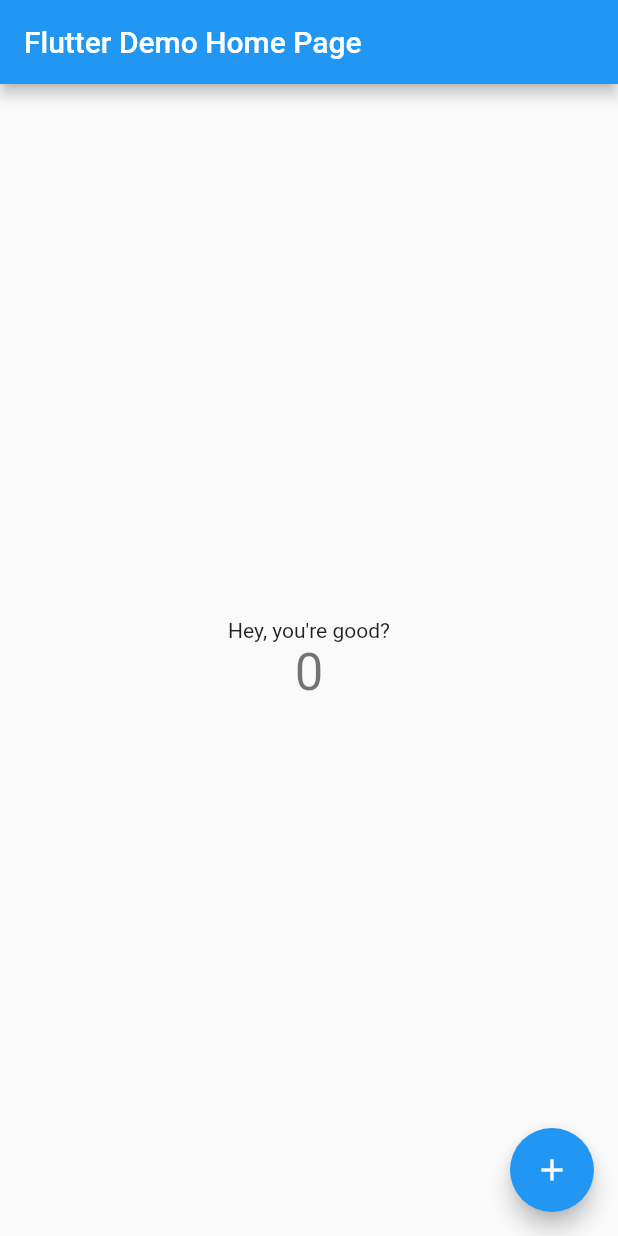
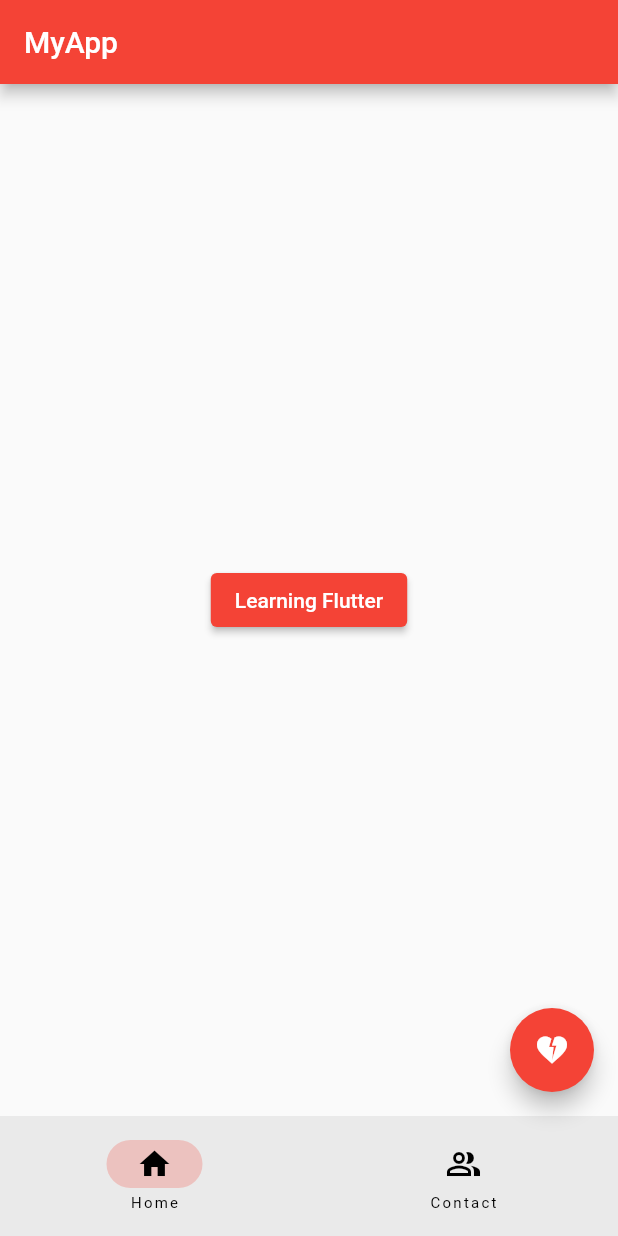
Before and after one commit to soksireyrath/Flutter-project-learning, a Flutter app: the screen it shows after launch, on a phone screen of 412 x 824 dp. Run offline on Flutter 3.47's test engine with Material 2 defaults, Android fonts, the phone set to English and light mode, and no system bars.

Commit message:
Next/Privous Page, Nav, BottonBar, Icon

```diff
--- /dev/null
+++ b/lib/home_page.dart
@@ -0,0 +1,26 @@
+import 'package:flutter/material.dart';
+import 'package:flutter_tesing_project/learning_page.dart';
+
+class HomePage extends StatefulWidget {
+  const HomePage({super.key});
+
+  @override
+  State<HomePage> createState() => _HomePageState();
+}
+
+class _HomePageState extends State<HomePage> {
+  @override
+  Widget build(BuildContext context) {
+    return Center(
+      child: ElevatedButton(
+          onPressed: (() {
+            Navigator.of(context).push(
+              MaterialPageRoute(builder: (context) {
+                return const LearningFlutter();
+              }),
+            );
+          }),
+          child: const Text("Learning Flutter")),
+    );
+  }
+}
--- a/lib/main.dart
+++ b/lib/main.dart
@@ -1,4 +1,5 @@
 import 'package:flutter/material.dart';
+import 'package:flutter_tesing_project/home_page.dart';
 
 void main() {
   runApp(const MyApp());
@@ -7,109 +8,51 @@
 class MyApp extends StatelessWidget {
   const MyApp({super.key});
 
-  // This widget is the root of your application.
   @override
   Widget build(BuildContext context) {
     return MaterialApp(
-      title: 'Flutter Demo',
-      theme: ThemeData(
-        // This is the theme of your application.
-        //
-        // Try running your application with "flutter run". You'll see the
-        // application has a blue toolbar. Then, without quitting the app, try
-        // changing the primarySwatch below to Colors.green and then invoke
-        // "hot reload" (press "r" in the console where you ran "flutter run",
-        // or simply save your changes to "hot reload" in a Flutter IDE).
-        // Notice that the counter didn't reset back to zero; the application
-        // is not restarted.
-        primarySwatch: Colors.blue,
-      ),
-      home: const MyHomePage(title: 'Flutter Demo Home Page'),
+      theme: ThemeData(primarySwatch: Colors.red),
+      debugShowCheckedModeBanner: false,
+      home: const RootPage(),
     );
   }
 }
 
-class MyHomePage extends StatefulWidget {
-  const MyHomePage({super.key, required this.title});
-
-  // This widget is the home page of your application. It is stateful, meaning
-  // that it has a State object (defined below) that contains fields that affect
-  // how it looks.
-
-  // This class is the configuration for the state. It holds the values (in this
-  // case the title) provided by the parent (in this case the App widget) and
-  // used by the build method of the State. Fields in a Widget subclass are
-  // always marked "final".
-
-  final String title;
+class RootPage extends StatefulWidget {
+  const RootPage({super.key});
 
   @override
-  State<MyHomePage> createState() => _MyHomePageState();
+  State<RootPage> createState() => _RootPageState();
 }
 
-class _MyHomePageState extends State<MyHomePage> {
-  int _counter = 0;
-
-  void _incrementCounter() {
-    setState(() {
-      // This call to setState tells the Flutter framework that something has
-      // changed in this State, which causes it to rerun the build method below
-      // so that the display can reflect the updated values. If we changed
-      // _counter without calling setState(), then the build method would not be
-      // called again, and so nothing would appear to happen.
-      _counter++;
-    });
-  }
-
+class _RootPageState extends State<RootPage> {
+  int currentPage = 0;
   @override
   Widget build(BuildContext context) {
-    // This method is rerun every time setState is called, for instance as done
-    // by the _incrementCounter method above.
-    //
-    // The Flutter framework has been optimized to make rerunning build methods
-    // fast, so that you can just rebuild anything that needs updating rather
-    // than having to individually change instances of widgets.
     return Scaffold(
       appBar: AppBar(
-        // Here we take the value from the MyHomePage object that was created by
-        // the App.build method, and use it to set our appbar title.
-        title: Text(widget.title),
+        title: const Text("MyApp"),
       ),
-      body: Center(
-        // Center is a layout widget. It takes a single child and positions it
-        // in the middle of the parent.
-        child: Column(
-          // Column is also a layout widget. It takes a list of children and
-          // arranges them vertically. By default, it sizes itself to fit its
-          // children horizontally, and tries to be as tall as its parent.
-          //
-          // Invoke "debug painting" (press "p" in the console, choose the
-          // "Toggle Debug Paint" action from the Flutter Inspector in Android
-          // Studio, or the "Toggle Debug Paint" command in Visual Studio Code)
-          // to see the wireframe for each widget.
-          //
-          // Column has various properties to control how it sizes itself and
-          // how it positions its children. Here we use mainAxisAlignment to
-          // center the children vertically; the main axis here is the vertical
-          // axis because Columns are vertical (the cross axis would be
-          // horizontal).
-          mainAxisAlignment: MainAxisAlignment.center,
-          children: <Widget>[
-            const Text(
-              "Hey, you're good?",
-            ),
-            Text(
-              '$_counter',
-              style: Theme.of(context).textTheme.headline4,
-            ),
-          ],
-        ),
+      body: const HomePage(),
+      floatingActionButton: FloatingActionButton(
+        onPressed: () {
+          debugPrint("FloatingButton is Clicked");
+        },
+        child: const Icon(Icons.heart_broken),
       ),
-      floatingActionButton: FloatingActionButton(
-        onPressed: _incrementCounter,
-        tooltip: 'Increment',
-        child: const Icon(Icons.add),
-      ), // This trailing comma makes auto-formatting nicer for build methods.
+      bottomNavigationBar: NavigationBar(
+        destinations: const [
+          NavigationDestination(icon: Icon(Icons.home), label: "Home"),
+          NavigationDestination(
+              icon: Icon(Icons.people_alt_outlined), label: "Contact")
+        ],
+        onDestinationSelected: (int index) {
+          setState(() {
+            currentPage = index;
+          });
+        },
+        selectedIndex: currentPage,
+      ),
     );
   }
 }
```
Also changed, not shown: lib/learning_page.dart (added, +41 -0 lines).
